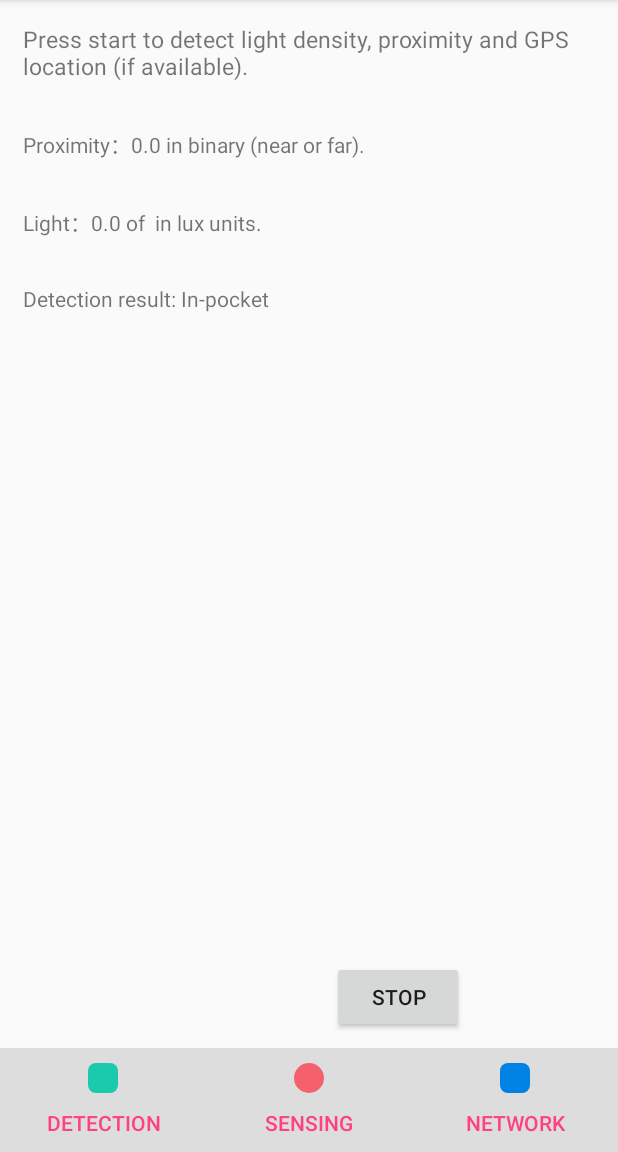
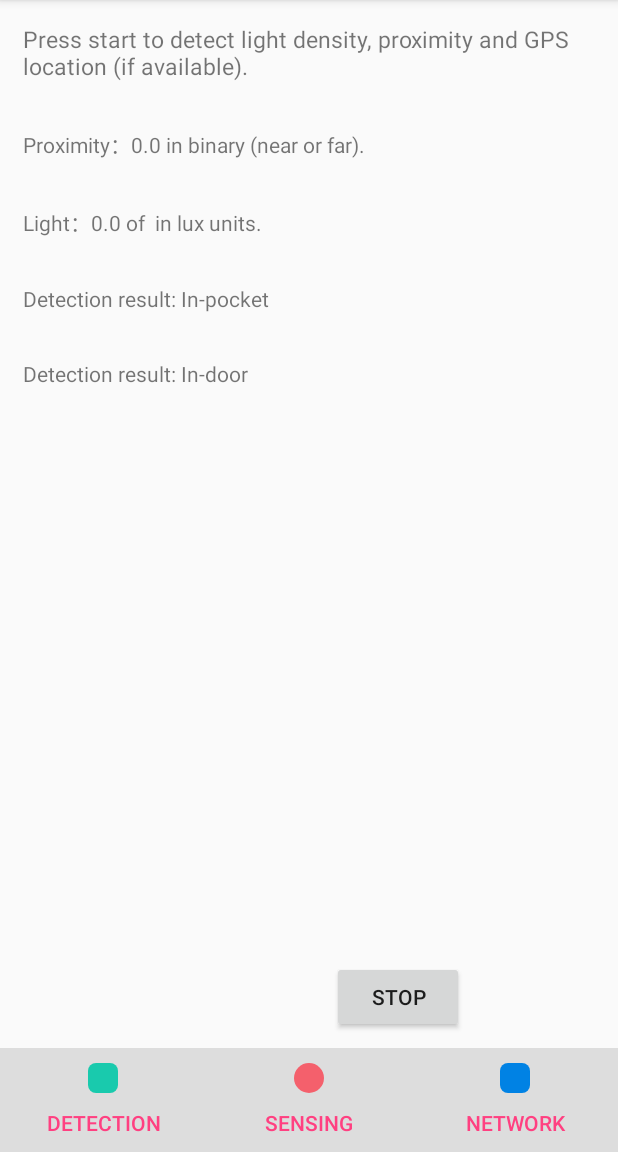
Before and after one commit to muztabafuad/BeTogether, an Android app: the DetectionActivity screen opened directly, with no data from a screen before it, after a tap on "START", on a phone screen of 412 x 824 dp, the part 84-1236 px from its top. Run offline under Robolectric (Android 15) with nearby library versions, the phone set to English and light mode, and no system bars.

Commit message:
Added simple indoor/outdoor detection.

```diff
--- a/app/src/main/java/fr/inria/yifan/mysensor/DetectionActivity.java
+++ b/app/src/main/java/fr/inria/yifan/mysensor/DetectionActivity.java
@@ -34,6 +34,7 @@ public class DetectionActivity extends AppCompatActivity {
     private TextView mLightView;
     private TextView mPocketView;
     private TextView mLocationView;
+    private TextView mIndoorView;
     private Button mStartButton;
     private Button mStopButton;
 
@@ -53,6 +54,7 @@ public class DetectionActivity extends AppCompatActivity {
         mProximityView = findViewById(R.id.proximity_view);
         mLightView = findViewById(R.id.light_view);
         mPocketView = findViewById(R.id.pocket_view);
+        mIndoorView = findViewById(R.id.indoor_view);
         mLocationView = findViewById(R.id.location_view);
         mStartButton = findViewById(R.id.start_button);
         mStopButton = findViewById(R.id.stop_button);
@@ -82,6 +84,7 @@ public class DetectionActivity extends AppCompatActivity {
         mProximityView.setText(null);
         mLightView.setText(null);
         mPocketView.setText(null);
+        mIndoorView.setText(null);
         mLocationView.setText(null);
     }
 
@@ -128,6 +131,11 @@ public class DetectionActivity extends AppCompatActivity {
                                 mPocketView.setText("Detection result: In-pocket");
                             } else {
                                 mPocketView.setText("Detection result: Out-pocket");
+                            }
+                            if (mSensorHelper.isInDoor()) {
+                                mIndoorView.setText("Detection result: In-door");
+                            } else {
+                                mIndoorView.setText("Detection result: Out-door");
                             }
                             Location location = mSensorHelper.getLocation();
                             if (location != null) {
--- a/app/src/main/java/fr/inria/yifan/mysensor/Support/SensorsHelper.java
+++ b/app/src/main/java/fr/inria/yifan/mysensor/Support/SensorsHelper.java
@@ -15,6 +15,8 @@ import android.os.Bundle;
 import android.provider.Settings;
 import android.util.Log;
 import android.widget.Toast;
+
+import java.util.Calendar;
 
 import static fr.inria.yifan.mysensor.Support.Configuration.ENABLE_REQUEST_LOCATION;
 import static fr.inria.yifan.mysensor.Support.Configuration.LOCATION_UPDATE_DISTANCE;
@@ -146,8 +148,14 @@ public class SensorsHelper {
     public boolean isInDoor() {
         //Toast.makeText(this, "Indoor", Toast.LENGTH_SHORT).show();
         //Toast.makeText(this, "Outdoor", Toast.LENGTH_SHORT).show();
-        //TODO
-        return mLight < 100;
+        // Detection on day or night
+        Calendar cal = Calendar.getInstance();
+        int hour = cal.get(Calendar.HOUR_OF_DAY);
+        if (hour < 6 || hour > 18) {
+            return mLight > 10;
+        } else {
+            return mLight < 100;
+        }
     }
 
     // Get location information from GPS
--- a/app/src/main/res/layout/activity_detection.xml
+++ b/app/src/main/res/layout/activity_detection.xml
@@ -32,6 +32,13 @@
         android:layout_width="match_parent"
         android:layout_height="wrap_content"
         android:layout_below="@id/light_view"
+        android:layout_margin="@dimen/activity_vertical_margin" />
+
+    <TextView
+        android:id="@+id/indoor_view"
+        android:layout_width="match_parent"
+        android:layout_height="wrap_content"
+        android:layout_below="@id/pocket_view"
         android:layout_margin="@dimen/activity_vertical_margin" />
 
     <TextView
```
